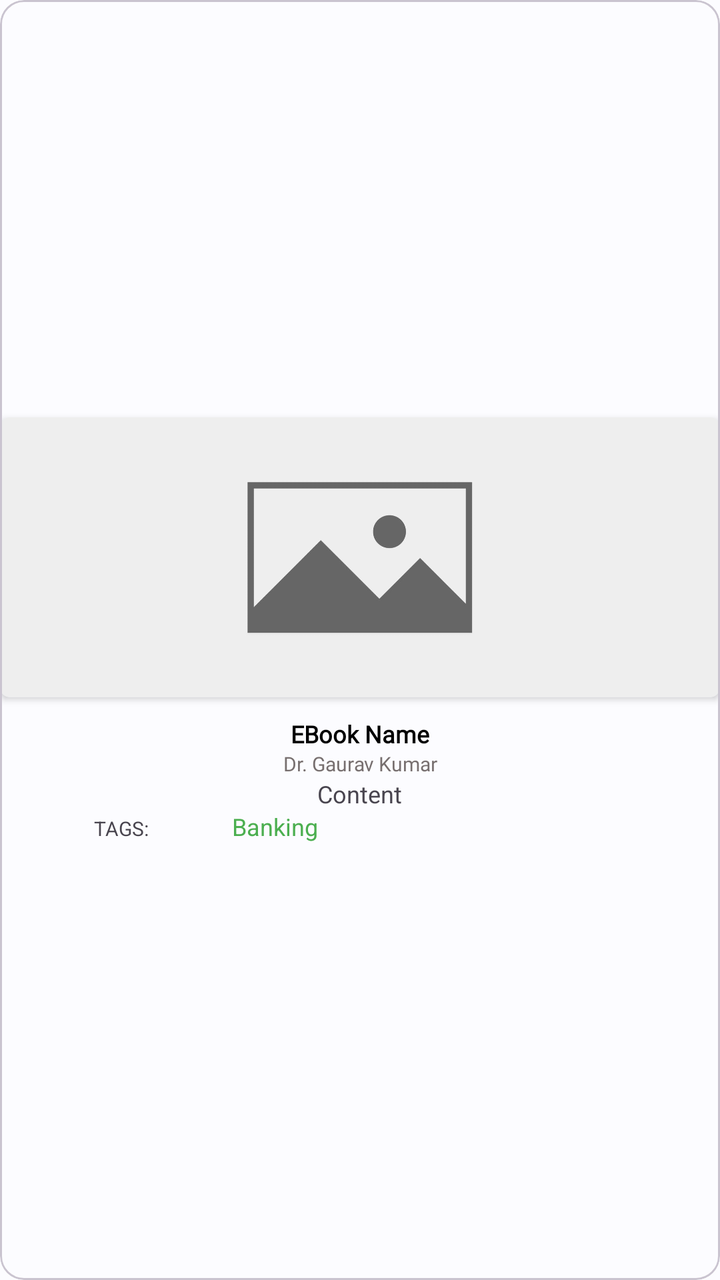
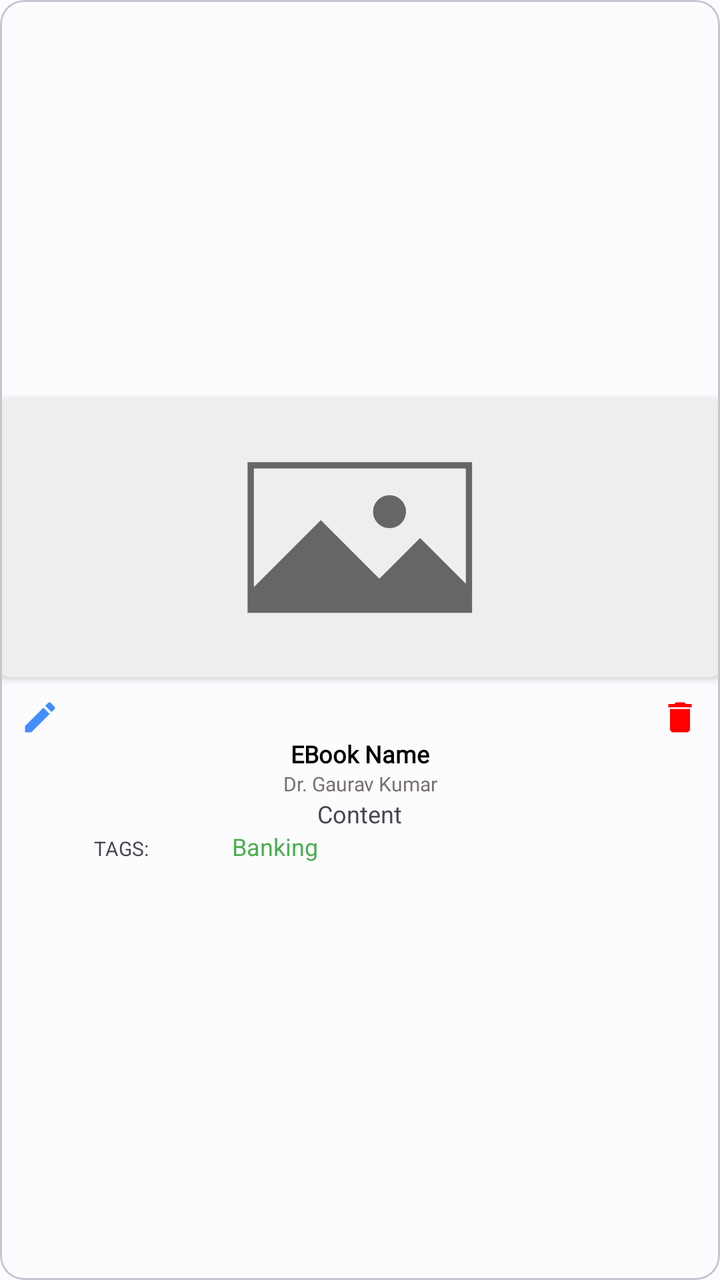

An Android layout rendered at two revisions. The XML below is the earlier revision; the diff shows what the commit changed to produce the second picture.
<!-- AndroidManifest.xml: application theme AppTheme -->
<!-- res/layout/custom_ebook_item_layout.xml -->
<?xml version="1.0" encoding="utf-8"?>
<com.google.android.material.card.MaterialCardView xmlns:android="http://schemas.android.com/apk/res/android"
    xmlns:app="http://schemas.android.com/apk/res-auto"
    android:id="@+id/parentLayout"
    android:layout_width="150dp"
    android:layout_height="wrap_content"
    android:clickable="true"
    android:focusable="true"
    android:layout_margin="5dp"
    android:foreground="?android:attr/selectableItemBackgroundBorderless"
    >
    <LinearLayout
        android:layout_width="match_parent"
        android:layout_height="match_parent"
        android:orientation="vertical"
        android:gravity="center">
    <com.google.android.material.card.MaterialCardView
        android:layout_width="match_parent"
        android:layout_height="140dp"
        app:cardCornerRadius="5dp"
        app:cardElevation="2dp"
        app:strokeWidth="0dp">

        <ImageView
            android:id="@+id/imgBook"
            android:layout_width="match_parent"
            android:layout_height="match_parent"
            android:scaleType="centerCrop"
            android:src="@drawable/noimage" />

    </com.google.android.material.card.MaterialCardView>

    <TextView
        android:id="@+id/txtBookTitle"
        android:layout_width="wrap_content"
        android:layout_height="wrap_content"
        android:layout_marginTop="10dp"
        android:fontFamily="@font/poppins"
        android:text="EBook Name"
        android:textAlignment="center"
        android:textColor="@color/black"
        android:textSize="12sp"
        android:textStyle="bold"
        android:paddingLeft="5dp"
        android:paddingRight="5dp"
        />

    <TextView
        android:id="@+id/txtAuthor"
        android:layout_width="wrap_content"
        android:layout_height="wrap_content"
        android:fontFamily="@font/poppins"
        android:text="Dr. Gaurav Kumar"
        android:textAlignment="center"
        android:textColor="@color/dark_grey"
        android:paddingLeft="5dp"
        android:paddingRight="5dp"
        android:textSize="10sp" />
        <TextView
            android:id="@+id/txtContent"
            android:layout_width="wrap_content"
            android:layout_height="wrap_content"
            android:text="Content"
            android:textSize="12sp"
            android:textAlignment="center"
            android:paddingLeft="5dp"
            android:paddingRight="5dp"/>
    <LinearLayout
        android:layout_width="match_parent"
        android:layout_height="wrap_content"
        android:weightSum="2"
        android:paddingLeft="5dp"
        android:paddingRight="5dp"
        android:paddingBottom="10dp">

        <TextView
            android:layout_width="wrap_content"
            android:layout_height="wrap_content"
            android:text="TAGS:"
            android:textSize="10sp"
            android:textAlignment="center"
            android:layout_weight="0.6"/>
        <TextView
            android:id="@+id/txtTags"
            android:layout_width="wrap_content"
            android:layout_height="wrap_content"
            android:text="Banking"
            android:textSize="12sp"
            android:textColor="#4CAF50"
            android:layout_weight="1.4"/>
    </LinearLayout>
    </LinearLayout>
</com.google.android.material.card.MaterialCardView>
<!-- resources referenced by this layout -->
<resources>
  <color name="black">#FF000000</color>
  <color name="dark_grey">#776F6F</color>
  <color name="seed">#15b0fd</color>
  <color name="md_theme_light_onPrimary">#FFFFFF</color>
  <color name="md_theme_light_primaryContainer">#CAE6FF</color>
  <color name="md_theme_light_onPrimaryContainer">#001E30</color>
  <color name="md_theme_light_secondary">#006492</color>
  <color name="md_theme_light_onSecondary">#FFFFFF</color>
  <color name="md_theme_light_secondaryContainer">#C9E6FF</color>
  <color name="md_theme_light_onSecondaryContainer">#001E2F</color>
  <color name="md_theme_light_tertiary">#65587B</color>
  <color name="md_theme_light_onTertiary">#FFFFFF</color>
  <color name="md_theme_light_tertiaryContainer">#EBDCFF</color>
  <color name="md_theme_light_onTertiaryContainer">#201634</color>
  <color name="md_theme_light_error">#BA1A1A</color>
  <color name="md_theme_light_errorContainer">#FFDAD6</color>
  <color name="md_theme_light_onError">#FFFFFF</color>
  <color name="md_theme_light_onErrorContainer">#410002</color>
  <color name="md_theme_light_background">#FCFCFF</color>
  <color name="md_theme_light_onBackground">#1A1C1E</color>
  <color name="md_theme_light_surface">#FCFCFF</color>
  <color name="md_theme_light_onSurface">#1A1C1E</color>
  <color name="md_theme_light_surfaceVariant">#DDE3EA</color>
  <color name="md_theme_light_onSurfaceVariant">#41474D</color>
  <color name="md_theme_light_outline">#72787E</color>
  <color name="md_theme_light_inverseOnSurface">#F0F0F3</color>
  <color name="md_theme_light_inverseSurface">#2E3133</color>
  <color name="md_theme_light_inversePrimary">#8DCDFF</color>
  <!-- unchanged entries left out for length: 2 -->
</resources>

<!-- the commit's change to res/layout/custom_ebook_item_layout.xml (unified diff, before → after) -->
@@ -28,13 +28,34 @@
             android:scaleType="centerCrop"
             android:src="@drawable/noimage" />
 
+
     </com.google.android.material.card.MaterialCardView>
-
+        <RelativeLayout
+            android:layout_width="match_parent"
+            android:layout_height="wrap_content"
+            android:orientation="horizontal"
+            android:weightSum="3"
+            >
+            <ImageView
+                android:id="@+id/editEbookBtn"
+                android:layout_width="20dp"
+                android:layout_height="20dp"
+                android:src="@drawable/ic_edit"
+                android:layout_marginLeft="10dp"
+                android:layout_marginTop="10dp"/>
+            <ImageView
+                android:id="@+id/deleteEbookBtn"
+                android:layout_width="20dp"
+                android:layout_height="20dp"
+                android:src="@drawable/ic_delete"
+                android:layout_marginRight="10dp"
+                android:layout_marginTop="10dp"
+                android:layout_alignParentEnd="true"/>
+        </RelativeLayout>
     <TextView
         android:id="@+id/txtBookTitle"
         android:layout_width="wrap_content"
         android:layout_height="wrap_content"
-        android:layout_marginTop="10dp"
         android:fontFamily="@font/poppins"
         android:text="EBook Name"
         android:textAlignment="center"
<!-- resource entries referenced after the edit -->
@@ -2,6 +2,18 @@
 <resources>
   <color name="black">#FF000000</color>
   <color name="dark_grey">#776F6F</color>
+  <!-- drawable ic_delete (drawable) -->
+  <vector xmlns:android="http://schemas.android.com/apk/res/android" android:height="24dp" android:tint="#FF0000" android:viewportHeight="24" android:viewportWidth="24" android:width="24dp">
+        
+      <path android:fillColor="@android:color/white" android:pathData="M6,19c0,1.1 0.9,2 2,2h8c1.1,0 2,-0.9 2,-2V7H6v12zM19,4h-3.5l-1,-1h-5l-1,1H5v2h14V4z"/>
+      
+  </vector>
+  <!-- drawable ic_edit (drawable) -->
+  <vector xmlns:android="http://schemas.android.com/apk/res/android" android:height="24dp" android:tint="#428EFF" android:viewportHeight="24" android:viewportWidth="24" android:width="24dp">
+        
+      <path android:fillColor="@android:color/white" android:pathData="M3,17.25V21h3.75L17.81,9.94l-3.75,-3.75L3,17.25zM20.71,7.04c0.39,-0.39 0.39,-1.02 0,-1.41l-2.34,-2.34c-0.39,-0.39 -1.02,-0.39 -1.41,0l-1.83,1.83 3.75,3.75 1.83,-1.83z"/>
+      
+  </vector>
   <color name="seed">#15b0fd</color>
   <color name="md_theme_light_onPrimary">#FFFFFF</color>
   <color name="md_theme_light_primaryContainer">#CAE6FF</color>
